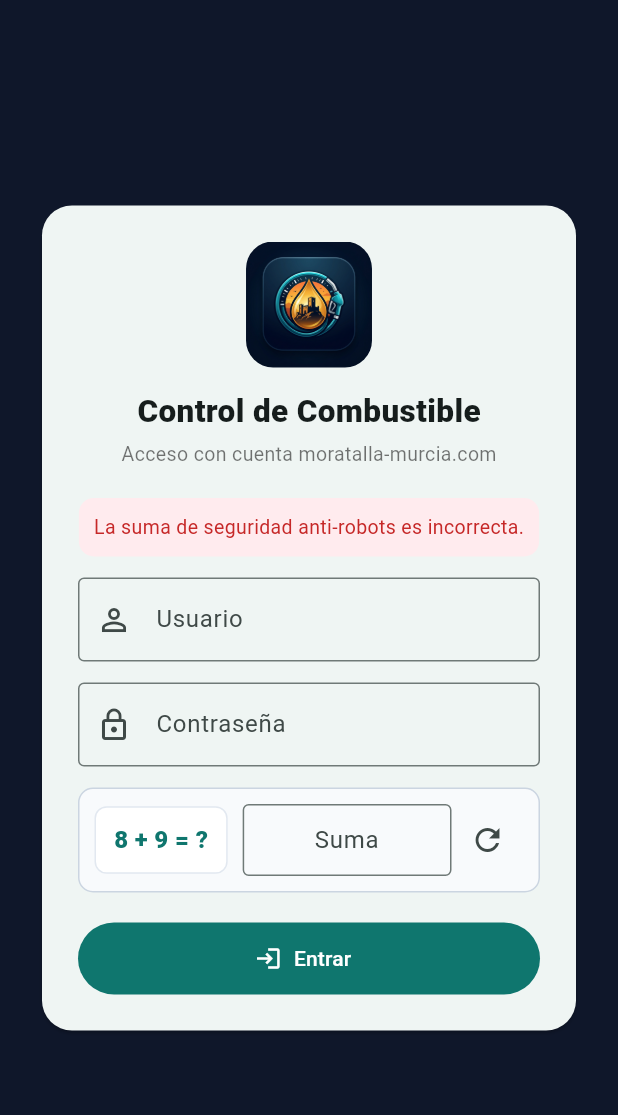
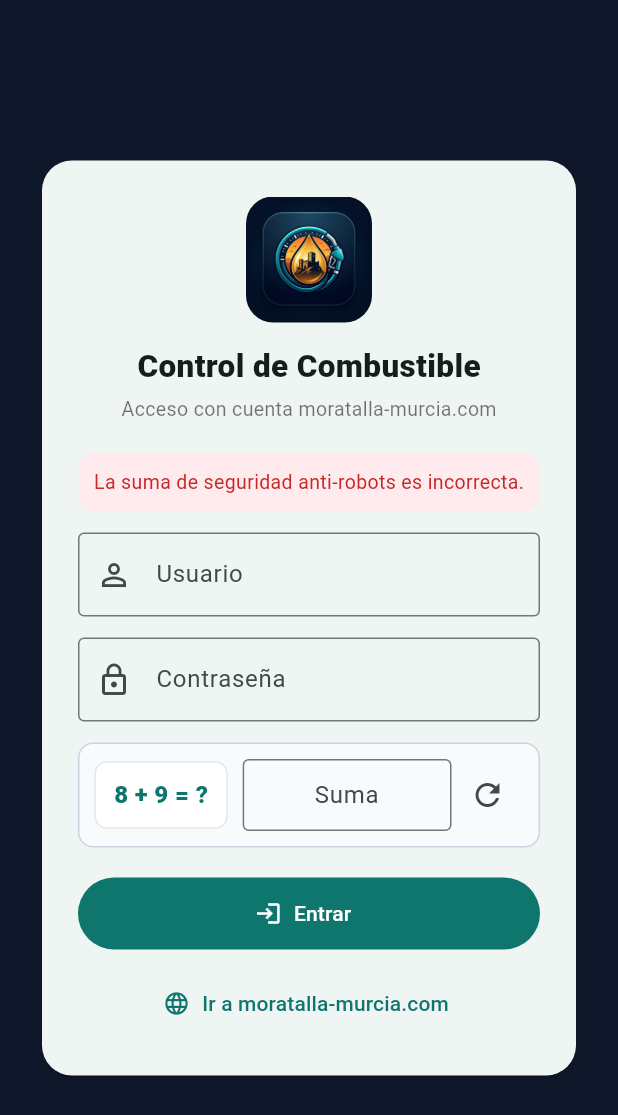
Before and after one commit to pablosalinas/ControlCombustible, a Flutter app: the screen it shows after launch, after a tap on "Entrar", on a phone screen of 412 x 824 dp. Shown: the top 1115 px of the screen. Run offline on Flutter 3.47's test engine with Material 3 defaults, Android fonts, the phone set to English and light mode, and no system bars; our stand-ins replace flutter_secure_storage, image_picker, pdf, printing; missing offline and left inert: google_mlkit_text_recognition.

Commit message:
feat(login): anadir enlace directo a moratalla-murcia.com en el formulario de acceso

```diff
--- a/flutter_app/lib/main.dart
+++ b/flutter_app/lib/main.dart
@@ -1,5 +1,6 @@
 import 'dart:math';
 import 'package:flutter/material.dart';
+import 'package:url_launcher/url_launcher.dart';
 import 'models/models.dart';
 import 'services/api_service.dart';
 import 'services/ocr_service.dart';
@@ -264,6 +265,15 @@ class _LoginScreenState extends State<LoginScreen> {
                       icon: const Icon(Icons.login),
                       label: Text(_loading ? 'Verificando...' : 'Entrar'),
                     ),
+                  ),
+                  const SizedBox(height: 12),
+                  TextButton.icon(
+                    onPressed: () => launchUrl(
+                      Uri.parse('https://www.moratalla-murcia.com'),
+                      mode: LaunchMode.externalApplication,
+                    ),
+                    icon: const Icon(Icons.language, size: 18),
+                    label: const Text('Ir a moratalla-murcia.com'),
                   ),
                 ],
               ),
--- a/flutter_app/pubspec.yaml
+++ b/flutter_app/pubspec.yaml
@@ -18,6 +18,7 @@ dependencies:
   printing: ^5.13.1
   path_provider: ^2.1.3
   fl_chart: ^0.68.0
+  url_launcher: ^6.3.0
 
 dev_dependencies:
   flutter_test:
```
Also changed, not shown: 1 other file.
